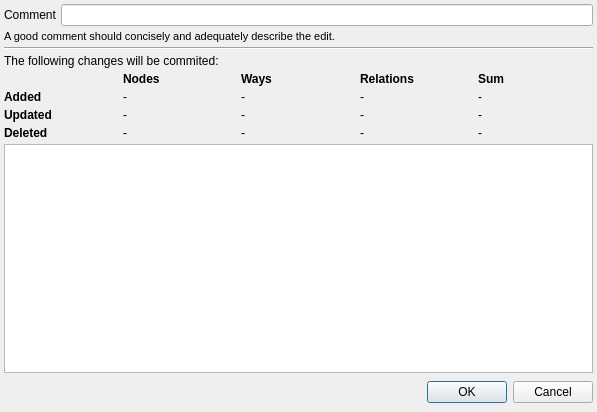
Qt form src/Sync/SyncListDialog.ui (openstreetmap/merkaartor) before a commit.
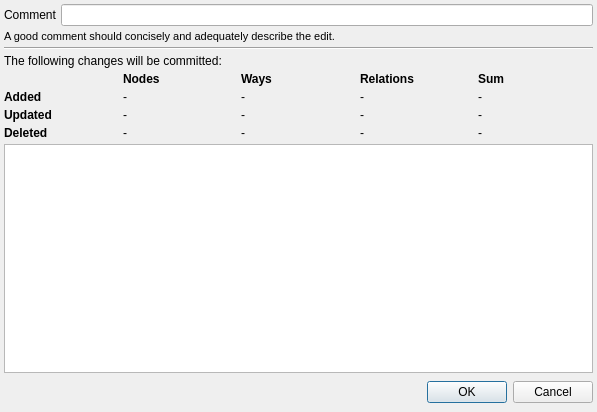
The same form after that commit.

Commit message: Fix 'commited' typo, replace with 'committed'.

```diff
--- a/src/Sync/SyncListDialog.ui
+++ b/src/Sync/SyncListDialog.ui
@@ -56,7 +56,7 @@
    <item>
     <widget class="QLabel" name="label">
      <property name="text">
-      <string>The following changes will be commited:</string>
+      <string>The following changes will be committed:</string>
      </property>
     </widget>
    </item>
```
The commit also changes 1 other file.
